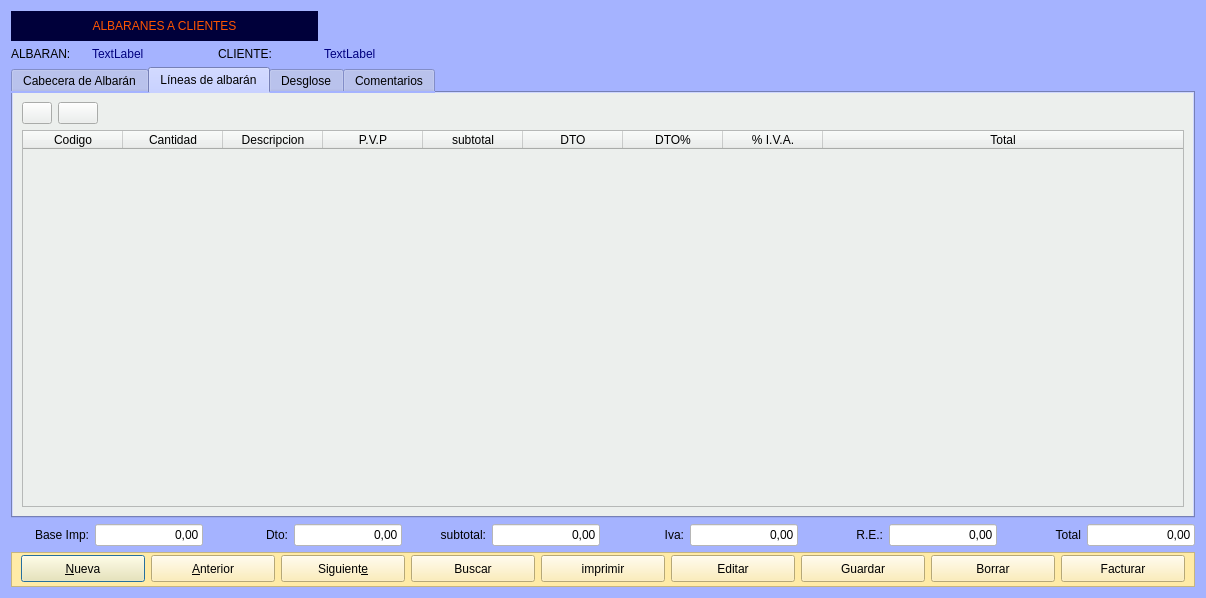
Old version of the form Zona_Ventas/frmalbaran.ui in the repository arcnexus/RedFoX.
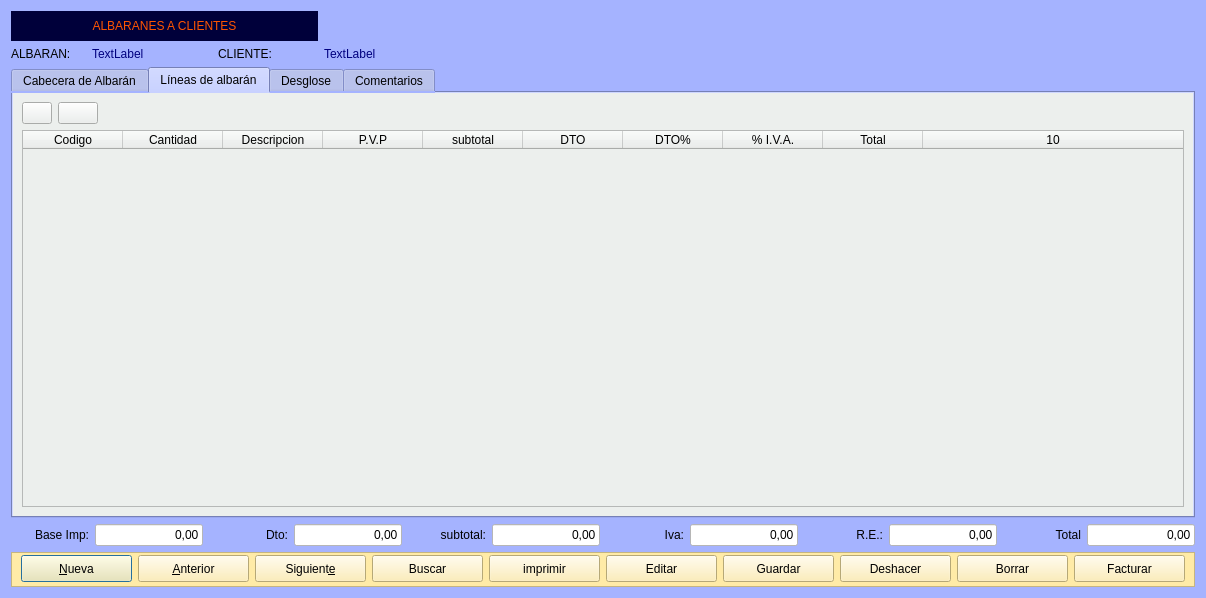
New version of the form. The open tabs and pages were chosen to show the change. Icons and pictures are not drawn.

What changed in the file:
```diff
--- a/Zona_Ventas/frmalbaran.ui
+++ b/Zona_Ventas/frmalbaran.ui
@@ -381,6 +381,23 @@
         </property>
        </widget>
       </item>
+      <item>
+       <widget class="QPushButton" name="btndeshacer">
+        <property name="minimumSize">
+         <size>
+          <width>0</width>
+          <height>27</height>
+         </size>
+        </property>
+        <property name="text">
+         <string>Deshacer</string>
+        </property>
+        <property name="icon">
+         <iconset resource="../maya.qrc">
+          <normaloff>:/Icons/PNG/undo.png</normaloff>:/Icons/PNG/undo.png</iconset>
+        </property>
+       </widget>
+      </item>
       <item>
        <widget class="QPushButton" name="btn_borrar">
         <property name="sizePolicy">
@@ -1444,6 +1461,9 @@
          <property name="cornerButtonEnabled">
           <bool>true</bool>
          </property>
+         <property name="columnCount">
+          <number>10</number>
+         </property>
          <attribute name="horizontalHeaderCascadingSectionResizes">
           <bool>false</bool>
          </attribute>
@@ -1507,6 +1527,7 @@
            <string>Total</string>
           </property>
          </column>
+         <column/>
         </widget>
        </item>
       </layout>
```
Left out of the diff: 2 changed lines with no effect on the pictures.
